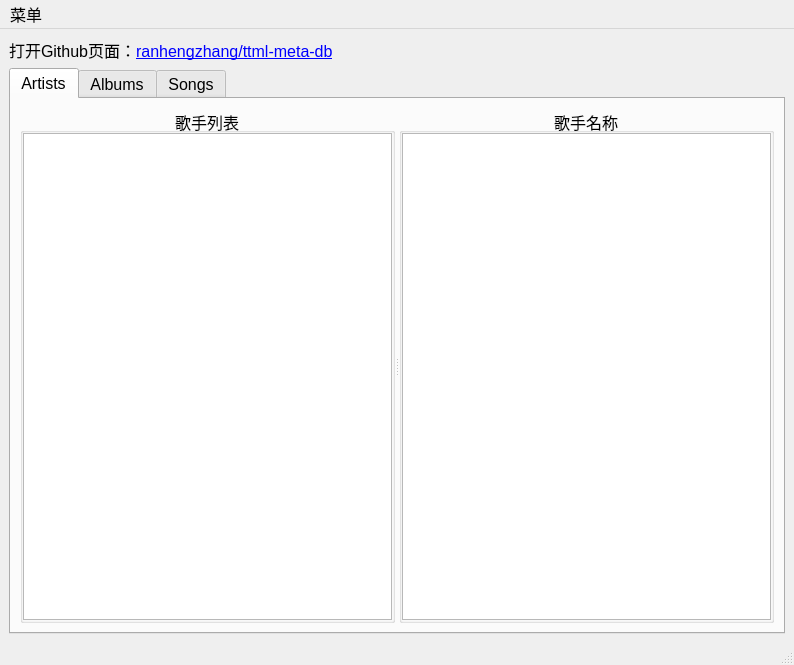
ranhengzhang/ttml-meta-db, file mainwindow.ui: the form before one commit.
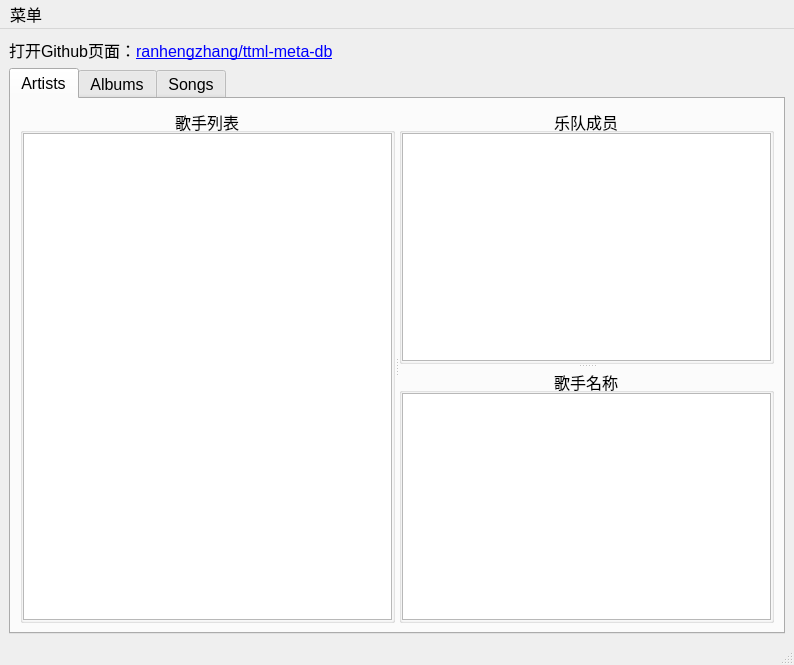
The form after the commit. The open tabs and pages were chosen to show the change.

Commit message: Feature: 🥦 Add member to artist [1cde6971f2cc80398b16e9cbcd8dd8db]

What changed in the file:
```diff
--- a/mainwindow.ui
+++ b/mainwindow.ui
@@ -29,9 +29,9 @@
        <attribute name="title">
         <string>Artists</string>
        </attribute>
-       <layout class="QGridLayout" name="gridLayout_5">
+       <layout class="QGridLayout" name="gridLayout_15">
         <item row="0" column="0">
-         <widget class="QSplitter" name="splitter">
+         <widget class="QSplitter" name="splitter_8">
           <property name="orientation">
            <enum>Qt::Horizontal</enum>
           </property>
@@ -64,6 +64,42 @@
             </item>
            </layout>
           </widget>
+          <widget class="QSplitter" name="splitter">
+           <property name="orientation">
+            <enum>Qt::Vertical</enum>
+           </property>
+           <widget class="QGroupBox" name="groupBox_11">
+            <property name="title">
+             <string>乐队成员</string>
+            </property>
+            <property name="alignment">
+             <set>Qt::AlignCenter</set>
+            </property>
+            <layout class="QGridLayout" name="gridLayout_5">
+             <property name="leftMargin">
+              <number>0</number>
+             </property>
+             <property name="topMargin">
+              <number>0</number>
+             </property>
+             <property name="rightMargin">
+              <number>0</number>
+             </property>
+             <property name="bottomMargin">
+              <number>0</number>
+             </property>
+             <property name="spacing">
+              <number>0</number>
+             </property>
+             <item row="0" column="0">
+              <widget class="QListView" name="artist_members">
+               <property name="editTriggers">
+                <set>QAbstractItemView::NoEditTriggers</set>
+               </property>
+              </widget>
+             </item>
+            </layout>
+           </widget>
           <widget class="QGroupBox" name="groupBox_2">
            <property name="title">
             <string>歌手名称</string>
@@ -90,6 +126,7 @@
            </layout>
           </widget>
          </widget>
+         </widget>
         </item>
        </layout>
       </widget>
```
Left out of the diff: 16 changed lines with no effect on the pictures. Lines whose indentation alone changed are shown as unchanged. The commit also changes 7 other files.
